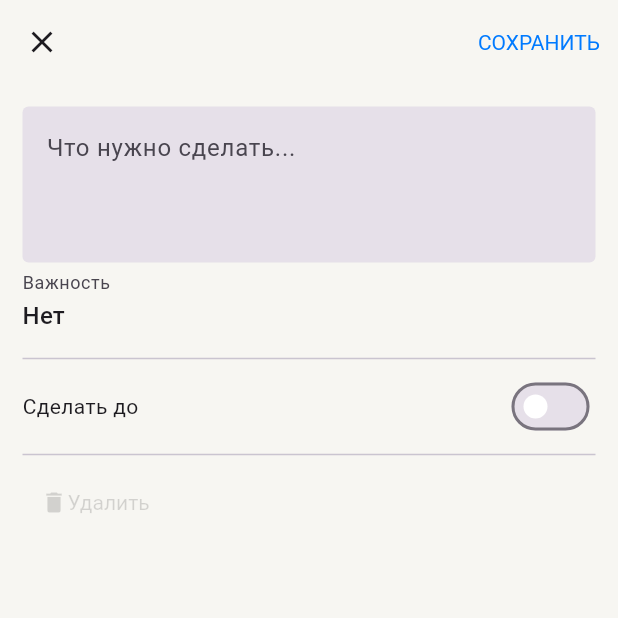
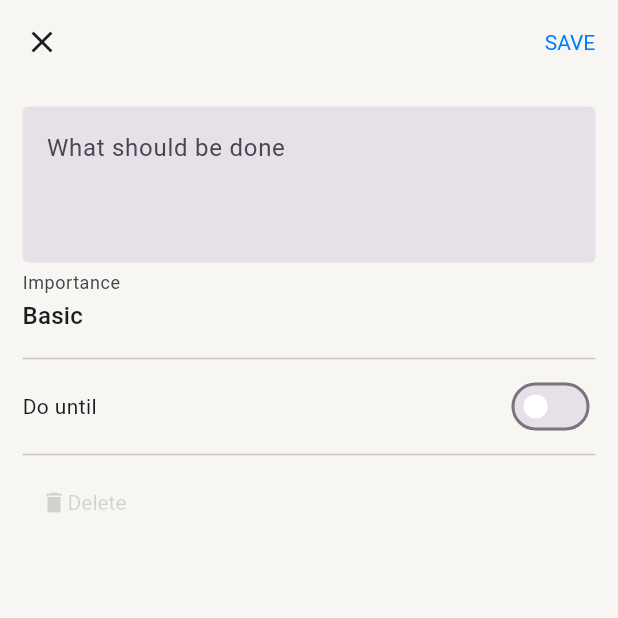
Before and after one commit to Bachar-official/todolist_flutter, a Flutter app: the screen it shows after launch, after a tap on the "visibility off" icon, after a tap on the "add" icon, on a phone screen of 412 x 824 dp, the top half of it. Run offline on Flutter 3.47's test engine with Material 3 defaults, Android fonts, the phone set to English and light mode, and no system bars; our stand-ins replace device_info_plus, dio, flutter_riverpod, logger, riverpod, sqflite; accounts and stored records are empty; generated files the repository leaves out were written again; network calls fail; statements that could not run were skipped.

Commit message:
Localizations implemented. Updated README && built apk.

```diff
--- /dev/null
+++ b/l10n.yaml
@@ -0,0 +1,4 @@
+arb-dir: lib/l10n
+template-arb-file: todo_en.arb
+output-localization-file: app_localizations.dart
+nullable-getter: false
--- a/lib/app/app.dart
+++ b/lib/app/app.dart
@@ -1,8 +1,8 @@
 import 'package:flutter/material.dart';
-import 'package:flutter_localizations/flutter_localizations.dart';
 import 'package:todolist_flutter/app/routing.dart';
 import 'package:todolist_flutter/constants/themes.dart';
 import 'package:todolist_flutter/entity/di.dart';
+import 'package:flutter_gen/gen_l10n/app_localizations.dart';
 
 class App extends StatelessWidget {
   const App({super.key});
@@ -10,12 +10,8 @@ class App extends StatelessWidget {
   @override
   Widget build(BuildContext context) => MaterialApp(
         title: 'Todo List',
-        localizationsDelegates: const [
-          GlobalMaterialLocalizations.delegate,
-          GlobalWidgetsLocalizations.delegate,
-          GlobalCupertinoLocalizations.delegate,
-        ],
-        supportedLocales: const [Locale('ru')],
+        localizationsDelegates: AppLocalizations.localizationsDelegates,
+        supportedLocales: AppLocalizations.supportedLocales,
         onGenerateRoute: AppRouter.onGenerateRoute,
         theme: lightTheme,
         darkTheme: darkTheme,
--- a/lib/components/until_picker.dart
+++ b/lib/components/until_picker.dart
@@ -1,6 +1,7 @@
 import 'package:flutter/material.dart';
 import 'package:todolist_flutter/constants/palette.dart';
 import 'package:todolist_flutter/utils/readable_date.dart';
+import 'package:flutter_gen/gen_l10n/app_localizations.dart';
 
 class UntilPicker extends StatelessWidget {
   final DateTime? doUntil;
@@ -10,6 +11,7 @@ class UntilPicker extends StatelessWidget {
   @override
   Widget build(BuildContext context) {
     var brightness = Theme.of(context).brightness;
+    final localization = AppLocalizations.of(context);
     Future<DateTime?> onChangeDate() => showDatePicker(
           context: context,
           firstDate: DateTime.now(),
@@ -29,7 +31,7 @@ class UntilPicker extends StatelessWidget {
           Row(
             mainAxisAlignment: MainAxisAlignment.spaceBetween,
             children: [
-              const Text('Сделать до'),
+              Text(localization.do_until),
               Switch(
                 value: doUntil != null,
                 onChanged: (value) {
--- a/lib/entity/importance.dart
+++ b/lib/entity/importance.dart
@@ -1,4 +1,5 @@
 import 'package:flutter/material.dart';
+import 'package:flutter_gen/gen_l10n/app_localizations.dart';
 
 enum Importance {
   basic('basic'),
@@ -9,25 +10,27 @@ enum Importance {
 
   const Importance(this.name);
 
-  factory Importance.fromString(String name) => Importance.values.firstWhere((el) => el.name.toLowerCase() == name.toLowerCase());
+  factory Importance.fromString(String name) => Importance.values
+      .firstWhere((el) => el.name.toLowerCase() == name.toLowerCase());
 
   @override
   String toString() => name;
 
-  String getImportanceName() {
+  String getImportanceName(BuildContext context) {
+    final localization = AppLocalizations.of(context);
     switch (this) {
       case Importance.low:
-        return 'Низкий';
+        return localization.importance_low;
       case Importance.important:
-        return '!! Высокий';
+        return localization.importance_high;
       case Importance.basic:
       default:
-        return 'Нет';
+        return localization.importance_basic;
     }
   }
 
-  DropdownMenuItem<Importance> getDropdownItem() {
-    var name = getImportanceName();
+  DropdownMenuItem<Importance> getDropdownItem(BuildContext context) {
+    var name = getImportanceName(context);
     switch (this) {
       case Importance.low:
         return DropdownMenuItem(value: this, child: Text(name));
--- a/lib/feature/item/item_screen.dart
+++ b/lib/feature/item/item_screen.dart
@@ -7,6 +7,7 @@ import 'package:todolist_flutter/entity/importance.dart';
 import 'package:todolist_flutter/feature/item/item_holder.dart';
 import 'package:todolist_flutter/feature/item/item_state.dart';
 import 'package:todolist_flutter/utils/validators.dart';
+import 'package:flutter_gen/gen_l10n/app_localizations.dart';
 
 final provider =
     StateNotifierProvider<ItemHolder, ItemState>((ref) => di.itemHolder);
@@ -20,6 +21,7 @@ class ItemScreen extends ConsumerWidget {
   Widget build(BuildContext context, WidgetRef ref) {
     final state = ref.watch(provider);
     final manager = di.itemManager;
+    final localization = AppLocalizations.of(context);
 
     return AnimatedSwitcher(
       duration: const Duration(milliseconds: 300),
@@ -36,7 +38,7 @@ class ItemScreen extends ConsumerWidget {
                 actions: [
                   TextButton(
                     onPressed: manager.save,
-                    child: const Text('СОХРАНИТЬ'),
+                    child: Text(localization.save.toUpperCase()),
                   )
                 ],
               ),
@@ -53,10 +55,10 @@ class ItemScreen extends ConsumerWidget {
                           minLines: 3,
                           maxLines: 10,
                           controller: manager.descriptionC,
-                          decoration: const InputDecoration(
-                            hintText: 'Что нужно сделать...',
+                          decoration: InputDecoration(
+                            hintText: localization.what_should_be_done,
                             filled: true,
-                            border: OutlineInputBorder(
+                            border: const OutlineInputBorder(
                               borderSide: BorderSide.none,
                             ),
                           ),
@@ -64,13 +66,13 @@ class ItemScreen extends ConsumerWidget {
                         DropdownButtonFormField<Importance>(
                             value: state.importance,
                             iconSize: 0.0,
-                            decoration: const InputDecoration(
-                              labelText: 'Важность',
+                            decoration: InputDecoration(
+                              labelText: localization.importance,
                               suffix: null,
                               border: InputBorder.none,
                             ),
                             items: Importance.values
-                                .map((el) => el.getDropdownItem())
+                                .map((el) => el.getDropdownItem(context))
                                 .toList(),
                             onChanged: manager.setImportance),
                         divider,
@@ -80,7 +82,7 @@ class ItemScreen extends ConsumerWidget {
                         ),
                         divider,
                         IconLabelButton(
-                            label: 'Удалить',
+                            label: localization.delete,
                             onPressed:
                                 state.todo == null ? null : manager.remove),
                       ],
--- a/lib/feature/list/list_screen.dart
+++ b/lib/feature/list/list_screen.dart
@@ -6,6 +6,7 @@ import 'package:todolist_flutter/constants/text_styles.dart';
 import 'package:todolist_flutter/entity/di.dart';
 import 'package:todolist_flutter/feature/list/list_holder.dart';
 import 'package:todolist_flutter/feature/list/list_state.dart';
+import 'package:flutter_gen/gen_l10n/app_localizations.dart';
 
 final provider =
     StateNotifierProvider<ListHolder, ListState>((ref) => di.listHolder);
@@ -18,6 +19,7 @@ class ListScreen extends ConsumerWidget {
     final state = ref.watch(provider);
     final manager = di.listManager;
     final bright = Theme.of(context).brightness;
+    final localization = AppLocalizations.of(context);
 
     final doneStyle = TextStyles.button.copyWith(
       color: bright == Brightness.dark
@@ -48,8 +50,8 @@ class ListScreen extends ConsumerWidget {
                               : const Icon(Icons.visibility_off),
                         ),
                       ],
-                      flexibleSpace: const FlexibleSpaceBar(
-                        title: Text('Мои дела'),
+                      flexibleSpace: FlexibleSpaceBar(
+                        title: Text(localization.my_todos),
                       ),
                     ),
                     SliverToBoxAdapter(
@@ -58,7 +60,7 @@ class ListScreen extends ConsumerWidget {
                         child: Padding(
                           padding: const EdgeInsets.only(left: 73),
                           child: Text(
-                            'Выполнено — ${state.doneLength}',
+                            '${localization.completed} — ${state.doneLength}',
                             style: doneStyle,
                           ),
                         ),
@@ -81,7 +83,8 @@ class ListScreen extends ConsumerWidget {
                             child: Padding(
                               padding:
                                   const EdgeInsets.fromLTRB(73, 20, 25, 25),
-                              child: Text('Новое', style: doneStyle),
+                              child:
+                                  Text(localization.new_todo, style: doneStyle),
                             ),
                           ),
                         ),
--- /dev/null
+++ b/lib/l10n/todo_en.arb
@@ -0,0 +1,13 @@
+{
+    "my_todos": "My to-do's",
+    "completed": "Completed",
+    "new_todo": "New",
+    "save": "Save",
+    "importance": "Importance",
+    "importance_basic": "Basic",
+    "importance_low": "Low",
+    "importance_high": "!!High",
+    "do_until": "Do until",
+    "delete": "Delete",
+    "what_should_be_done": "What should be done"
+}
--- /dev/null
+++ b/lib/l10n/todo_ru.arb
@@ -0,0 +1,13 @@
+{
+    "my_todos": "Мои дела",
+    "completed": "Выполнено",
+    "new_todo": "Новое",
+    "save": "Сохранить",
+    "importance": "Важность",
+    "importance_basic": "Нет",
+    "importance_low": "Низкий",
+    "importance_high": "!!Высокий",
+    "do_until": "Сделать до",
+    "delete": "Удалить",
+    "what_should_be_done": "Что нужно сделать"
+}
--- a/lib/repository/net_repo.dart
+++ b/lib/repository/net_repo.dart
@@ -40,7 +40,7 @@ class NetRepo {
   Future<TodoListResponse> updateTodoList(
       List<Todo> todos, int revision) async {
     var response = await dio.patch(Urls.listUrl,
-        data: ParseUtils.TodoListToJson(todos),
+        data: ParseUtils.todoListToJson(todos),
         options: mutateOptions(revision));
     if (response.statusCode == 200) {
       var array = response.data['list'] as List<dynamic>;
--- a/lib/utils/parse_entities.dart
+++ b/lib/utils/parse_entities.dart
@@ -7,7 +7,7 @@ class ParseUtils {
       list.map((el) => Todo.fromJson(el)).toList();
   static List<Todo> parseDbTodoList(List<Map<String, Object?>> list) =>
       list.map((el) => Todo.fromDb(el)).toList();
-  static String TodoListToJson(List<Todo> todos) => jsonEncode({
+  static String todoListToJson(List<Todo> todos) => jsonEncode({
         'list': todos.map((todo) => todo.toMap()).toList(),
       });
 }
--- a/pubspec.yaml
+++ b/pubspec.yaml
@@ -66,6 +66,7 @@ flutter:
   # included with your application, so that you can use the icons in
   # the material Icons class.
   uses-material-design: true
+  generate: true
 
   # To add assets to your application, add an assets section, like this:
   # assets:
```
Also changed, not shown: 1 other file.
